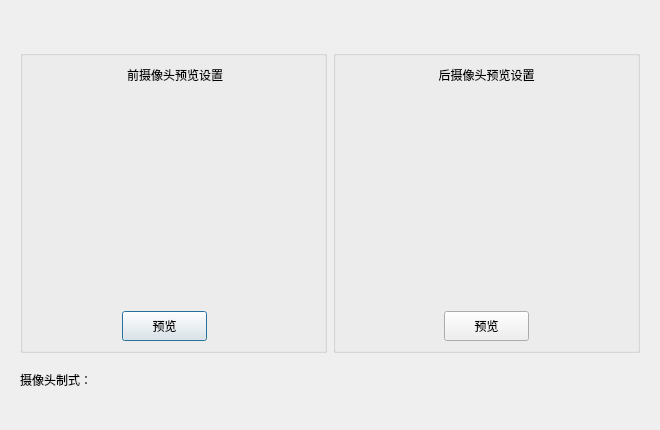
jjzhang166/DvrUI, file preview.ui: the form before one commit.
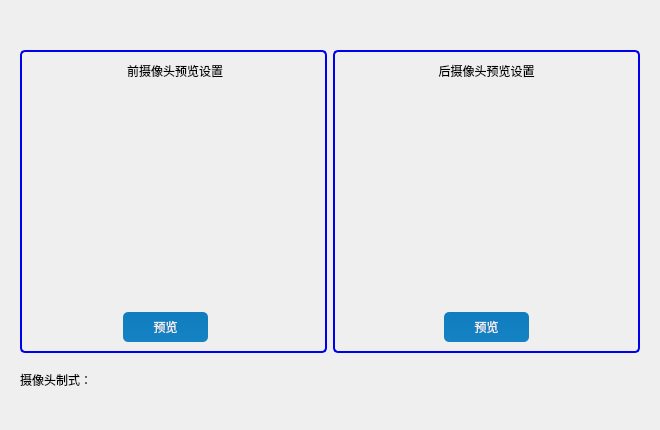
The form after the commit.

What changed in the file:
```diff
--- a/preview.ui
+++ b/preview.ui
@@ -31,10 +31,17 @@
    </property>
    <item row="0" column="0">
     <widget class="QGroupBox" name="groupBox">
+     <property name="styleSheet">
+      <string notr="true">border: 2px solid #0000EE;
+border-radius: 5px;
+margin-top: 1ex; 
+font: 75 10pt &quot;微软雅黑&quot;;
+</string>
+     </property>
      <property name="title">
       <string/>
      </property>
-     <layout class="QGridLayout" name="gridLayout_2">
+     <layout class="QGridLayout" name="gridLayout_2" rowstretch="1,2,1">
       <item row="0" column="0">
        <layout class="QHBoxLayout" name="horizontalLayout">
         <item>
@@ -70,6 +77,10 @@
             <height>20</height>
            </size>
           </property>
+          <property name="styleSheet">
+           <string notr="true">border-width:0px
+</string>
+          </property>
           <property name="text">
            <string> 前摄像头预览设置</string>
           </property>
@@ -113,6 +124,9 @@
           <height>175555</height>
          </size>
         </property>
+        <property name="styleSheet">
+         <string notr="true">border-width:0px</string>
+        </property>
         <property name="text">
          <string/>
         </property>
@@ -150,6 +164,33 @@
             <height>30</height>
            </size>
           </property>
+          <property name="styleSheet">
+           <string notr="true">QPushButton{
+	border-style: none;
+	border: 0px;
+	color: #F0F0F0;
+	padding: 5px;	
+	border-radius:5px;
+	background: qlineargradient(spread:pad, x1:0, y1:0, x2:0, y2:1, stop:0 #0F7DBE, stop:1 #1582C3); 
+}
+
+.QPushButton[focusPolicy=&quot;0&quot;] {
+	border-style: none;
+	border: 0px;
+	color: #F0F0F0;
+	padding: 0px;	
+	border-radius:3px;
+	background: qlineargradient(spread:pad, x1:0, y1:0, x2:0, y2:1, stop:0 #0F7DBE, stop:1 #1582C3); 
+}
+
+.QPushButton:hover{ 
+	background: qlineargradient(spread:pad, x1:0, y1:0, x2:0, y2:1, stop:0 #50A3F0, stop:1 #489CEA);
+}
+
+.QPushButton:pressed{ 
+	background: qlineargradient(spread:pad, x1:0, y1:0, x2:0, y2:1, stop:0 #0F7DBE, stop:1 #1582C3);
+}</string>
+          </property>
           <property name="text">
            <string>预览</string>
           </property>
@@ -175,10 +216,17 @@
    </item>
    <item row="0" column="1">
     <widget class="QGroupBox" name="groupBox_2">
+     <property name="styleSheet">
+      <string notr="true">border: 2px solid #0000EE;
+border-radius: 5px;
+margin-top: 1ex; 
+font: 75 10pt &quot;微软雅黑&quot;;
+</string>
+     </property>
      <property name="title">
       <string/>
      </property>
-     <layout class="QGridLayout" name="gridLayout_3">
+     <layout class="QGridLayout" name="gridLayout_3" rowstretch="1,2,1">
       <item row="0" column="0">
        <layout class="QHBoxLayout" name="horizontalLayout_4">
         <item>
@@ -214,6 +262,10 @@
             <height>20</height>
            </size>
           </property>
+          <property name="styleSheet">
+           <string notr="true">border-width:0px
+</string>
+          </property>
           <property name="text">
            <string>后摄像头预览设置</string>
           </property>
@@ -257,6 +309,9 @@
           <height>117555</height>
          </size>
         </property>
+        <property name="styleSheet">
+         <string notr="true">border-width:0px</string>
+        </property>
         <property name="text">
          <string/>
         </property>
@@ -294,6 +349,33 @@
             <height>30</height>
            </size>
           </property>
+          <property name="styleSheet">
+           <string notr="true">QPushButton{
+	border-style: none;
+	border: 0px;
+	color: #F0F0F0;
+	padding: 5px;	
+	border-radius:5px;
+	background: qlineargradient(spread:pad, x1:0, y1:0, x2:0, y2:1, stop:0 #0F7DBE, stop:1 #1582C3); 
+}
+
+.QPushButton[focusPolicy=&quot;0&quot;] {
+	border-style: none;
+	border: 0px;
+	color: #F0F0F0;
+	padding: 0px;	
+	border-radius:3px;
+	background: qlineargradient(spread:pad, x1:0, y1:0, x2:0, y2:1, stop:0 #0F7DBE, stop:1 #1582C3); 
+}
+
+.QPushButton:hover{ 
+	background: qlineargradient(spread:pad, x1:0, y1:0, x2:0, y2:1, stop:0 #50A3F0, stop:1 #489CEA);
+}
+
+.QPushButton:pressed{ 
+	background: qlineargradient(spread:pad, x1:0, y1:0, x2:0, y2:1, stop:0 #0F7DBE, stop:1 #1582C3);
+}</string>
+          </property>
           <property name="text">
            <string>预览</string>
           </property>
```
